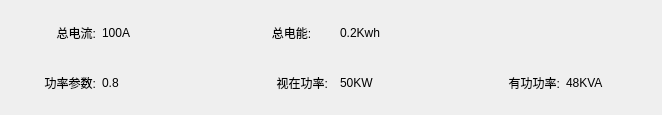
The window that BusBar-Qt/branch/box/boxtotalwid.ui (luozhiyong131/BusBar) describes before a commit, drawn with Qt 5.
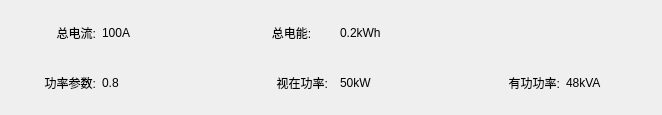
The same window after the commit.

What changed in the file:
```diff
--- a/BusBar-Qt/branch/box/boxtotalwid.ui
+++ b/BusBar-Qt/branch/box/boxtotalwid.ui
@@ -111,7 +111,7 @@
       </size>
      </property>
      <property name="text">
-      <string>0.2Kwh</string>
+      <string>0.2kWh</string>
      </property>
      <property name="alignment">
       <set>Qt::AlignLeading|Qt::AlignLeft|Qt::AlignVCenter</set>
@@ -263,7 +263,7 @@
       </size>
      </property>
      <property name="text">
-      <string>50KW</string>
+      <string>50kW</string>
      </property>
     </widget>
    </item>
@@ -317,7 +317,7 @@
       </size>
      </property>
      <property name="text">
-      <string>48KVA</string>
+      <string>48kVA</string>
      </property>
     </widget>
    </item>
```
